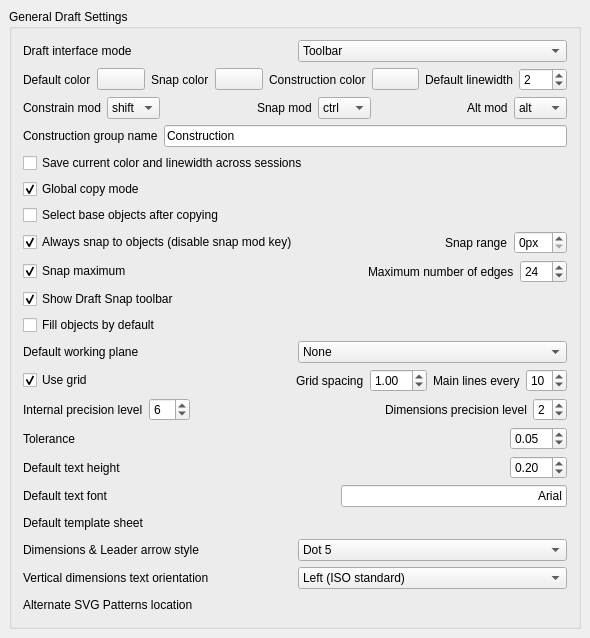
The window that src/Mod/Draft/Resources/ui/userprefs-base.ui (5263/FreeCAD) describes before a commit, drawn with Qt 5.
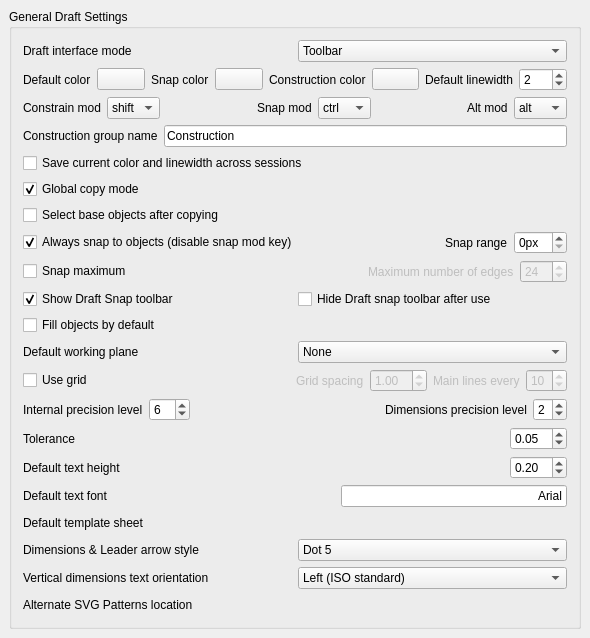
The same window after the commit. Custom widgets are drawn as their Qt base class.

What changed in the file:
```diff
--- a/src/Mod/Draft/Resources/ui/userprefs-base.ui
+++ b/src/Mod/Draft/Resources/ui/userprefs-base.ui
@@ -7,7 +7,7 @@
     <x>0</x>
     <y>0</y>
     <width>590</width>
-    <height>629</height>
+    <height>632</height>
    </rect>
   </property>
   <property name="windowTitle">
@@ -469,7 +469,7 @@
            <string>Snap maximum</string>
           </property>
           <property name="checked">
-           <bool>true</bool>
+           <bool>false</bool>
           </property>
           <property name="prefEntry" stdset="0">
            <cstring>maxSnap</cstring>
@@ -494,6 +494,9 @@
         </item>
         <item>
          <widget class="QLabel" name="label_23">
+          <property name="enabled">
+           <bool>false</bool>
+          </property>
           <property name="toolTip">
            <string>Maximum number of edges to be considered for snapping</string>
           </property>
@@ -504,6 +507,9 @@
         </item>
         <item>
          <widget class="Gui::PrefSpinBox" name="gui::prefspinbox_6">
+          <property name="enabled">
+           <bool>false</bool>
+          </property>
           <property name="maximum">
            <number>999</number>
           </property>
@@ -541,6 +547,19 @@
           </property>
          </widget>
         </item>
+        <item>
+         <widget class="Gui::PrefCheckBox" name="gui::prefcheckbox_9">
+          <property name="text">
+           <string>Hide Draft snap toolbar after use</string>
+          </property>
+          <property name="prefEntry" stdset="0">
+           <cstring>hideSnapBar</cstring>
+          </property>
+          <property name="prefPath" stdset="0">
+           <cstring>Mod/Draft</cstring>
+          </property>
+         </widget>
+        </item>
        </layout>
       </item>
       <item>
@@ -615,7 +634,7 @@
            <string>Use grid</string>
           </property>
           <property name="checked">
-           <bool>true</bool>
+           <bool>false</bool>
           </property>
           <property name="prefEntry" stdset="0">
            <cstring>grid</cstring>
@@ -640,6 +659,9 @@
         </item>
         <item>
          <widget class="QLabel" name="label_15">
+          <property name="enabled">
+           <bool>false</bool>
+          </property>
           <property name="text">
            <string>Grid spacing</string>
           </property>
@@ -647,6 +669,9 @@
         </item>
         <item>
          <widget class="Gui::PrefDoubleSpinBox" name="gui::prefdoublespinbox_3">
+          <property name="enabled">
+           <bool>false</bool>
+          </property>
           <property name="toolTip">
            <string>The spacing between each grid line</string>
           </property>
@@ -663,6 +688,9 @@
         </item>
         <item>
          <widget class="QLabel" name="label_16">
+          <property name="enabled">
+           <bool>false</bool>
+          </property>
           <property name="text">
            <string>Main lines every</string>
           </property>
@@ -670,6 +698,9 @@
         </item>
         <item>
          <widget class="Gui::PrefSpinBox" name="gui::prefspinbox_4">
+          <property name="enabled">
+           <bool>false</bool>
+          </property>
           <property name="toolTip">
            <string>Mainlines will be drawn thicker. Specify here how many squares between mainlines.</string>
           </property>
```
Left out of the diff: 48 changed lines with no effect on the pictures.
